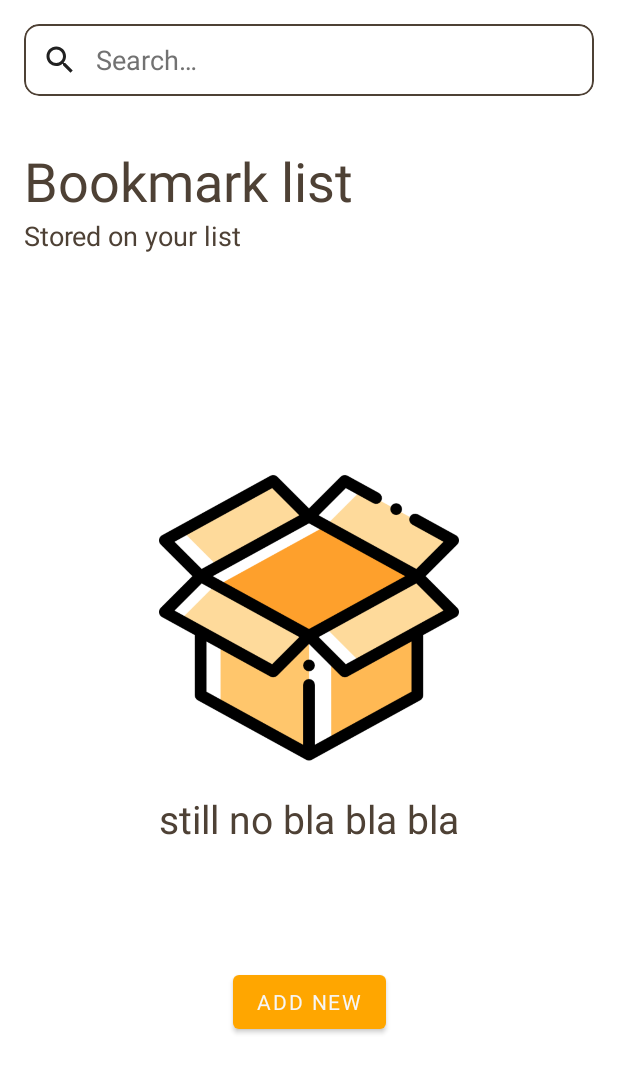
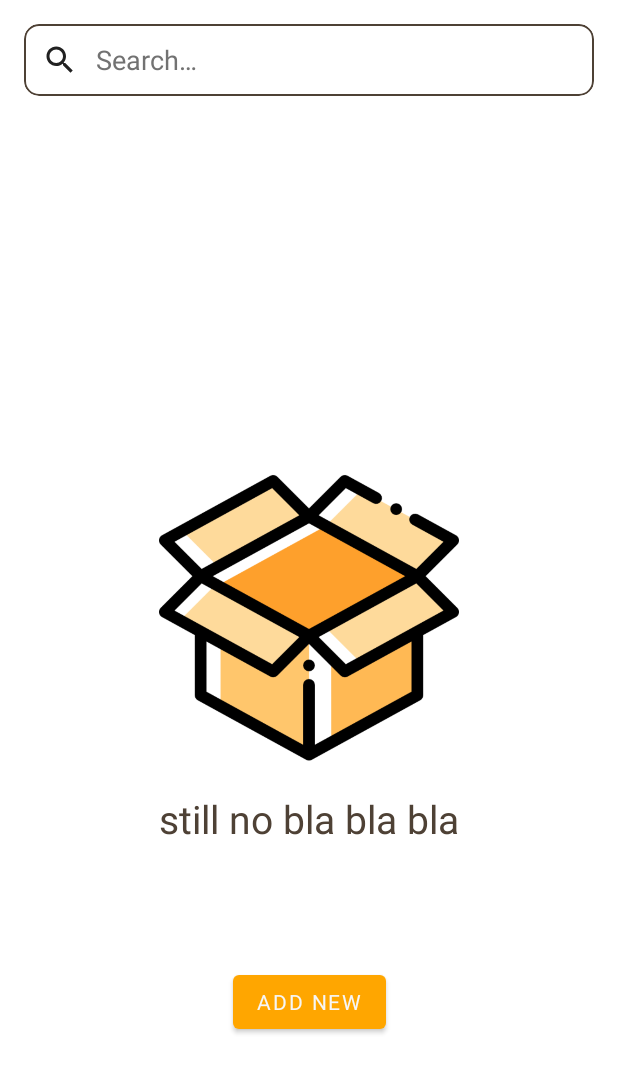
Before and after one commit to dadoz/MaterialBookmarkKotlin, an Android app: the screen it shows after launch (BookmarkListActivity), on a phone screen of 412 x 824 dp. Shown: the top 1073 px of the screen. Run offline under Robolectric (Android 15) with nearby library versions, the phone set to English and light mode, and no system bars; our stand-ins replace Room's generated code, RxJava; libraries missing offline, so code that uses them is left out: com.github.salomonbrys.kotson, khronos.isFriday, khronos.toDate, khronos.toString; pictures from the network do not load; Roboto replaces fonts that are not available here; 7 statements that could not run were skipped.

Commit message:
rm bookmark list title

```diff
--- a/app/src/main/res/layout/fragment_bookmark_list.xml
+++ b/app/src/main/res/layout/fragment_bookmark_list.xml
@@ -21,6 +21,7 @@
                 android:layout_below="@+id/mbMaterialSearchVIewId"
                 android:layout_width="wrap_content"
                 android:layout_height="wrap_content"
+                android:visibility="gone"
                 android:text="Bookmark list"
                 android:layout_marginLeft="@dimen/margin_16"
                 android:layout_marginRight="@dimen/margin_16"
@@ -31,6 +32,7 @@
                 android:layout_below="@+id/mbTitleBookmarkListTextViewId"
                 android:layout_width="wrap_content"
                 android:layout_height="wrap_content"
+                android:visibility="gone"
                 android:text="Stored on your list"
                 style="@style/MBMaterialTextDescrSmallBrown"
                 android:layout_marginLeft="@dimen/margin_16"
@@ -42,7 +44,6 @@
                 android:layout_width="match_parent"
                 android:layout_height="wrap_content"
                 android:gravity="center_vertical"
-                android:layout_marginTop="@dimen/margin_16"
                 android:layout_marginLeft="@dimen/margin_16"
                 android:layout_marginRight="@dimen/margin_16"
                 android:orientation="horizontal">
@@ -118,6 +119,7 @@
         <androidx.recyclerview.widget.RecyclerView
                 android:id="@+id/mbBookmarkRecyclerViewId"
                 android:layout_below="@+id/mbBookmarkHeaderLayoutId"
+                android:paddingTop="@dimen/margin_8"
                 android:paddingLeft="@dimen/margin_8"
                 android:paddingRight="@dimen/margin_8"
                 android:layout_width="match_parent"
```
